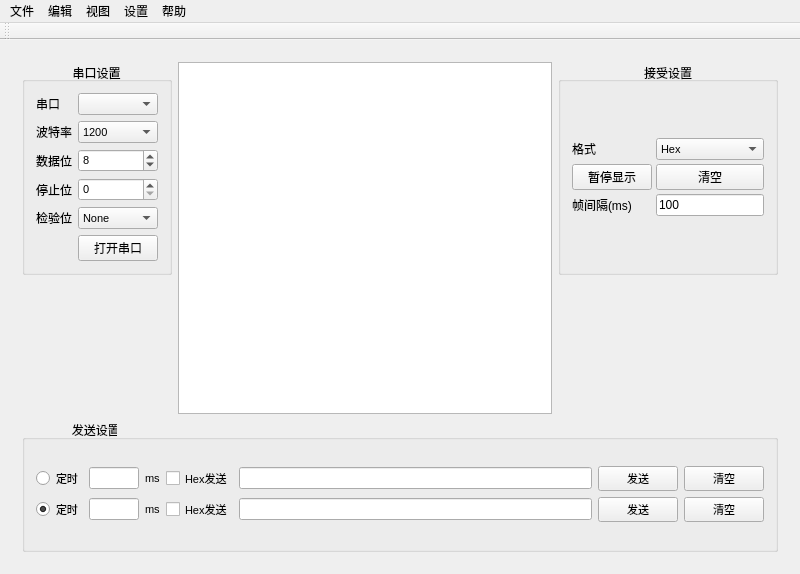
Qt form SerialHelper/mainwindow.ui (JonahKing/SerialHelper-QT) before a commit.
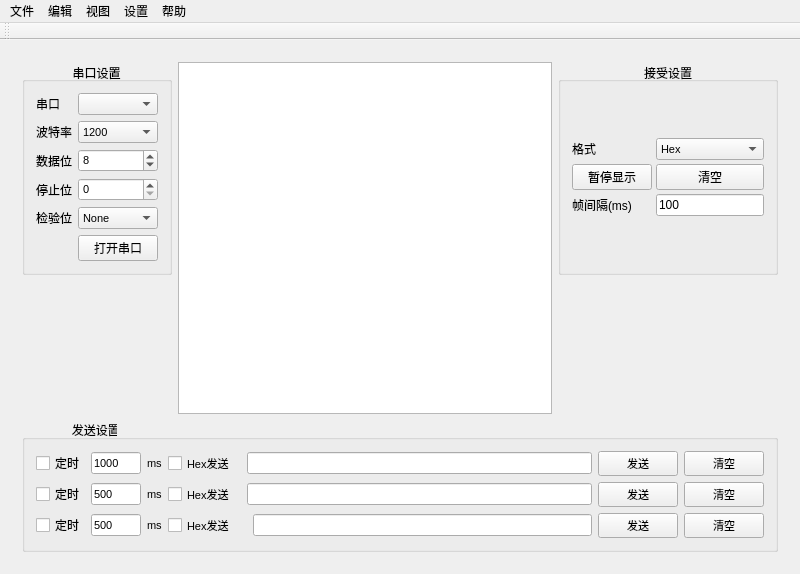
The same form after that commit. Icons and pictures are not drawn.

Commit message: 可以实现定时发送,并且定时时间可调,定时按照顺序进行发送,定时时间表示定时间隔

Diff of the .ui file:
```diff
--- a/SerialHelper/mainwindow.ui
+++ b/SerialHelper/mainwindow.ui
@@ -355,188 +355,253 @@
          <property name="title">
           <string>               发送设置</string>
          </property>
-         <layout class="QGridLayout" name="gridLayout_3">
-          <item row="0" column="0">
-           <layout class="QGridLayout" name="gridLayout" columnstretch="0,0,0,0,0,0,0,0">
-            <item row="0" column="0">
-             <widget class="QRadioButton" name="radioButtonsendformat1">
-              <property name="font">
-               <font>
-                <pointsize>8</pointsize>
-               </font>
-              </property>
-              <property name="text">
-               <string>定时</string>
-              </property>
-              <property name="checked">
-               <bool>false</bool>
-              </property>
-             </widget>
-            </item>
-            <item row="0" column="3">
-             <widget class="QCheckBox" name="SendDataFormat1">
-              <property name="font">
-               <font>
-                <pointsize>8</pointsize>
-               </font>
-              </property>
-              <property name="text">
-               <string>Hex发送</string>
-              </property>
-             </widget>
-            </item>
-            <item row="0" column="5">
-             <widget class="QLineEdit" name="SendDataEditLIne1">
-              <property name="minimumSize">
-               <size>
-                <width>130</width>
-                <height>0</height>
-               </size>
-              </property>
-              <property name="cursorMoveStyle">
-               <enum>Qt::LogicalMoveStyle</enum>
-              </property>
-             </widget>
-            </item>
-            <item row="0" column="7">
-             <widget class="QPushButton" name="SendDataCleanButton1">
-              <property name="font">
-               <font>
-                <pointsize>8</pointsize>
-               </font>
-              </property>
-              <property name="text">
-               <string>清空</string>
-              </property>
-             </widget>
-            </item>
-            <item row="0" column="2">
-             <widget class="QLabel" name="SendDataDurationUnit1">
-              <property name="font">
-               <font>
-                <pointsize>8</pointsize>
-               </font>
-              </property>
-              <property name="text">
-               <string>ms</string>
-              </property>
-             </widget>
-            </item>
-            <item row="0" column="1">
-             <widget class="QLineEdit" name="SendDurationEditLine1">
-              <property name="enabled">
-               <bool>true</bool>
-              </property>
-              <property name="maximumSize">
-               <size>
-                <width>50</width>
-                <height>16777215</height>
-               </size>
-              </property>
-              <property name="font">
-               <font>
-                <pointsize>8</pointsize>
-               </font>
-              </property>
-             </widget>
-            </item>
-            <item row="1" column="7">
-             <widget class="QPushButton" name="SendDataCleanButton2">
-              <property name="font">
-               <font>
-                <pointsize>8</pointsize>
-               </font>
-              </property>
-              <property name="text">
-               <string>清空</string>
-              </property>
-             </widget>
-            </item>
-            <item row="1" column="5">
-             <widget class="QLineEdit" name="SendDataEditLIne2"/>
-            </item>
-            <item row="1" column="0">
-             <widget class="QRadioButton" name="radioButtonsendformat2">
-              <property name="font">
-               <font>
-                <pointsize>8</pointsize>
-               </font>
-              </property>
-              <property name="text">
-               <string>定时</string>
-              </property>
-              <property name="checked">
-               <bool>true</bool>
-              </property>
-             </widget>
-            </item>
-            <item row="1" column="2">
-             <widget class="QLabel" name="SendDataDurationUnit2">
-              <property name="font">
-               <font>
-                <pointsize>8</pointsize>
-               </font>
-              </property>
-              <property name="text">
-               <string>ms</string>
-              </property>
-             </widget>
-            </item>
-            <item row="1" column="1">
-             <widget class="QLineEdit" name="SendDurationEditLine2">
-              <property name="enabled">
-               <bool>true</bool>
-              </property>
-              <property name="maximumSize">
-               <size>
-                <width>50</width>
-                <height>16777215</height>
-               </size>
-              </property>
-              <property name="font">
-               <font>
-                <pointsize>8</pointsize>
-               </font>
-              </property>
-             </widget>
-            </item>
-            <item row="1" column="3">
-             <widget class="QCheckBox" name="SendDataFormat2">
-              <property name="font">
-               <font>
-                <pointsize>8</pointsize>
-               </font>
-              </property>
-              <property name="text">
-               <string>Hex发送</string>
-              </property>
-             </widget>
-            </item>
-            <item row="0" column="6">
-             <widget class="QPushButton" name="SendDataButton1">
-              <property name="font">
-               <font>
-                <pointsize>8</pointsize>
-               </font>
-              </property>
-              <property name="text">
-               <string>发送</string>
-              </property>
-             </widget>
-            </item>
-            <item row="1" column="6">
-             <widget class="QPushButton" name="SendDataButton2">
-              <property name="font">
-               <font>
-                <pointsize>8</pointsize>
-               </font>
-              </property>
-              <property name="text">
-               <string>发送</string>
-              </property>
-             </widget>
-            </item>
-           </layout>
+         <layout class="QGridLayout" name="gridLayout">
+          <item row="2" column="10">
+           <widget class="QPushButton" name="SendDataCleanButton1">
+            <property name="font">
+             <font>
+              <pointsize>8</pointsize>
+             </font>
+            </property>
+            <property name="text">
+             <string>清空</string>
+            </property>
+           </widget>
+          </item>
+          <item row="3" column="5" colspan="2">
+           <widget class="QLineEdit" name="SendDataEditLIne2"/>
+          </item>
+          <item row="3" column="2">
+           <widget class="QLabel" name="SendDataDurationUnit2">
+            <property name="font">
+             <font>
+              <pointsize>8</pointsize>
+             </font>
+            </property>
+            <property name="text">
+             <string>ms</string>
+            </property>
+           </widget>
+          </item>
+          <item row="2" column="1">
+           <widget class="QLineEdit" name="SendDurationEditLine1">
+            <property name="enabled">
+             <bool>true</bool>
+            </property>
+            <property name="maximumSize">
+             <size>
+              <width>50</width>
+              <height>16777215</height>
+             </size>
+            </property>
+            <property name="font">
+             <font>
+              <pointsize>8</pointsize>
+             </font>
+            </property>
+            <property name="text">
+             <string>1000</string>
+            </property>
+           </widget>
+          </item>
+          <item row="3" column="1">
+           <widget class="QLineEdit" name="SendDurationEditLine2">
+            <property name="enabled">
+             <bool>true</bool>
+            </property>
+            <property name="maximumSize">
+             <size>
+              <width>50</width>
+              <height>16777215</height>
+             </size>
+            </property>
+            <property name="font">
+             <font>
+              <pointsize>8</pointsize>
+             </font>
+            </property>
+            <property name="text">
+             <string>500</string>
+            </property>
+           </widget>
+          </item>
+          <item row="2" column="3">
+           <widget class="QCheckBox" name="SendDataFormat1">
+            <property name="font">
+             <font>
+              <pointsize>8</pointsize>
+             </font>
+            </property>
+            <property name="text">
+             <string>Hex发送</string>
+            </property>
+           </widget>
+          </item>
+          <item row="3" column="3" colspan="2">
+           <widget class="QCheckBox" name="SendDataFormat2">
+            <property name="font">
+             <font>
+              <pointsize>8</pointsize>
+             </font>
+            </property>
+            <property name="text">
+             <string>Hex发送</string>
+            </property>
+           </widget>
+          </item>
+          <item row="2" column="2">
+           <widget class="QLabel" name="SendDataDurationUnit1">
+            <property name="font">
+             <font>
+              <pointsize>8</pointsize>
+             </font>
+            </property>
+            <property name="text">
+             <string>ms</string>
+            </property>
+           </widget>
+          </item>
+          <item row="2" column="5" colspan="2">
+           <widget class="QLineEdit" name="SendDataEditLIne1">
+            <property name="minimumSize">
+             <size>
+              <width>130</width>
+              <height>0</height>
+             </size>
+            </property>
+            <property name="cursorMoveStyle">
+             <enum>Qt::LogicalMoveStyle</enum>
+            </property>
+           </widget>
+          </item>
+          <item row="3" column="9">
+           <widget class="QPushButton" name="SendDataButton2">
+            <property name="font">
+             <font>
+              <pointsize>8</pointsize>
+             </font>
+            </property>
+            <property name="text">
+             <string>发送</string>
+            </property>
+           </widget>
+          </item>
+          <item row="2" column="9">
+           <widget class="QPushButton" name="SendDataButton1">
+            <property name="font">
+             <font>
+              <pointsize>8</pointsize>
+             </font>
+            </property>
+            <property name="text">
+             <string>发送</string>
+            </property>
+           </widget>
+          </item>
+          <item row="4" column="9">
+           <widget class="QPushButton" name="SendDataButton3">
+            <property name="font">
+             <font>
+              <pointsize>8</pointsize>
+             </font>
+            </property>
+            <property name="text">
+             <string>发送</string>
+            </property>
+           </widget>
+          </item>
+          <item row="3" column="10">
+           <widget class="QPushButton" name="SendDataCleanButton2">
+            <property name="font">
+             <font>
+              <pointsize>8</pointsize>
+             </font>
+            </property>
+            <property name="text">
+             <string>清空</string>
+            </property>
+           </widget>
+          </item>
+          <item row="4" column="10">
+           <widget class="QPushButton" name="SendDataCleanButton3">
+            <property name="font">
+             <font>
+              <pointsize>8</pointsize>
+             </font>
+            </property>
+            <property name="text">
+             <string>清空</string>
+            </property>
+           </widget>
+          </item>
+          <item row="4" column="3">
+           <widget class="QCheckBox" name="SendDataFormat3">
+            <property name="font">
+             <font>
+              <pointsize>8</pointsize>
+             </font>
+            </property>
+            <property name="text">
+             <string>Hex发送</string>
+            </property>
+           </widget>
+          </item>
+          <item row="4" column="2">
+           <widget class="QLabel" name="SendDataDurationUnit3">
+            <property name="font">
+             <font>
+              <pointsize>8</pointsize>
+             </font>
+            </property>
+            <property name="text">
+             <string>ms</string>
+            </property>
+           </widget>
+          </item>
+          <item row="4" column="1">
+           <widget class="QLineEdit" name="SendDurationEditLine3">
+            <property name="enabled">
+             <bool>true</bool>
+            </property>
+            <property name="maximumSize">
+             <size>
+              <width>50</width>
+              <height>16777215</height>
+             </size>
+            </property>
+            <property name="font">
+             <font>
+              <pointsize>8</pointsize>
+             </font>
+            </property>
+            <property name="text">
+             <string>500</string>
+            </property>
+           </widget>
+          </item>
+          <item row="4" column="6">
+           <widget class="QLineEdit" name="SendDataEditLIne3"/>
+          </item>
+          <item row="2" column="0">
+           <widget class="QCheckBox" name="SendDataTimming1">
+            <property name="text">
+             <string>定时</string>
+            </property>
+           </widget>
+          </item>
+          <item row="3" column="0">
+           <widget class="QCheckBox" name="SendDataTimming2">
+            <property name="text">
+             <string>定时</string>
+            </property>
+           </widget>
+          </item>
+          <item row="4" column="0">
+           <widget class="QCheckBox" name="SendDataTimming3">
+            <property name="text">
+             <string>定时</string>
+            </property>
+           </widget>
           </item>
          </layout>
         </widget>
```
Left out of the diff: 19 changed lines with no effect on the pictures. The commit also changes 4 other files.
